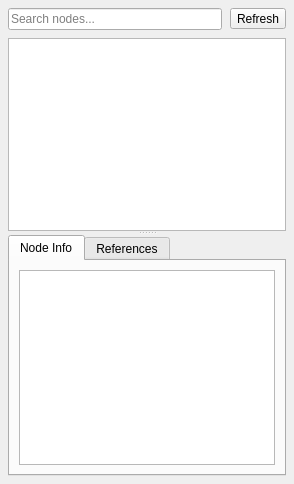
The window that src/widgets/addressspacewidget.ui (sanny32/OpenUaExplorer) describes before a commit, drawn with Qt 5.
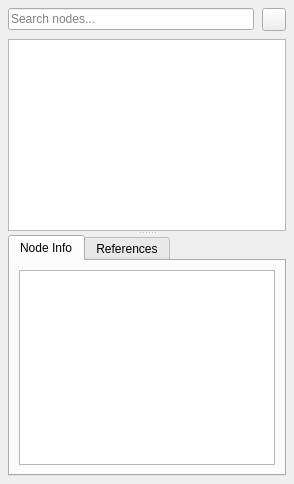
The same window after the commit. Custom widgets are drawn as their Qt base class.

Commit message: feat: Implement square icon handling in ThemedToolButton and update AddressSpaceWidget UI

```diff
--- a/src/widgets/addressspacewidget.ui
+++ b/src/widgets/addressspacewidget.ui
@@ -37,8 +37,8 @@
      </item>
      <item>
       <widget class="ThemedToolButton" name="refreshButton">
-       <property name="text">
-        <string>Refresh</string>
+       <property name="squareIconOnly" stdset="0">
+        <bool>true</bool>
        </property>
       </widget>
      </item>
```
The commit also changes 3 other files.
